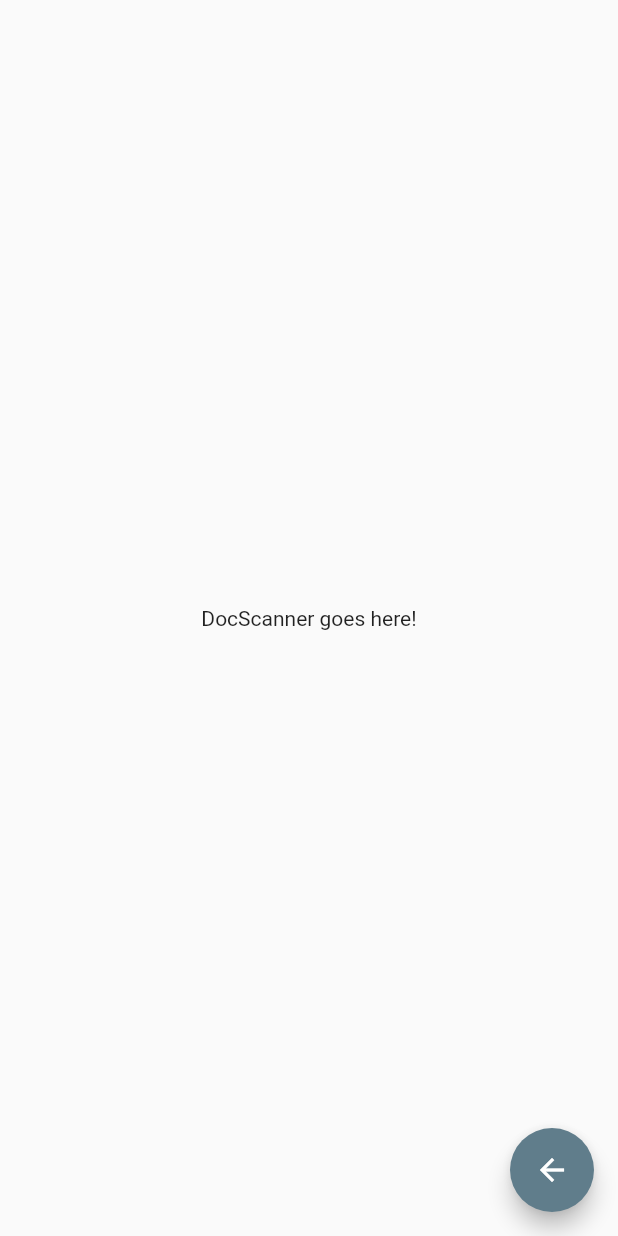
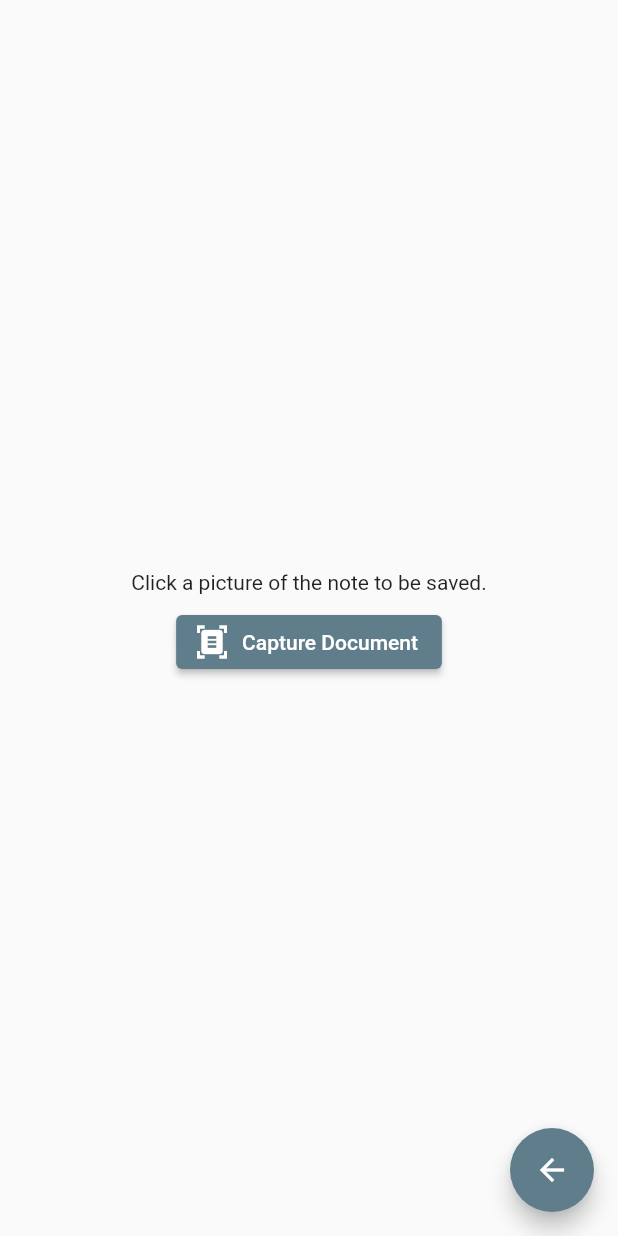
Before and after one commit to silverback-robot/lastpage-android, a Flutter app: the ScanDoc screen opened by its route, on a phone screen of 412 x 824 dp. Run offline on Flutter 3.47's test engine with Material 2 defaults, Android fonts, the phone set to English and light mode, and no system bars; our stand-ins replace cloud_firestore, firebase_auth, firebase_core, firebase_storage, image_picker; accounts and stored records are empty.

Commit message:
Added ImagePicker and display captured image on screen

```diff
--- a/lib/screens/scan_doc.dart
+++ b/lib/screens/scan_doc.dart
@@ -1,15 +1,54 @@
-import 'package:flutter/cupertino.dart';
+import 'dart:io';
 import 'package:flutter/material.dart';
+import 'package:image_picker/image_picker.dart';
 
-class ScanDoc extends StatelessWidget {
+class ScanDoc extends StatefulWidget {
   const ScanDoc({Key? key}) : super(key: key);
+
+  @override
+  State<ScanDoc> createState() => _ScanDocState();
+}
+
+class _ScanDocState extends State<ScanDoc> {
+  final List<File> _capturedDocs = [];
+
+  void _captureDoc() async {
+    var picker = ImagePicker();
+    var capturedDoc = await picker.pickImage(
+        source: ImageSource.camera,
+        maxHeight: 1080,
+        preferredCameraDevice: CameraDevice.rear);
+    setState(() {
+      _capturedDocs.add(File(capturedDoc!.path));
+    });
+  }
 
   @override
   Widget build(BuildContext context) {
     return Scaffold(
-      body: const Center(
-        child: Text(
-          "DocScanner goes here!",
+      body: Center(
+        child: SingleChildScrollView(
+          child: Column(
+            children: [
+              Container(
+                padding: const EdgeInsets.all(
+                  8,
+                ),
+                child: _capturedDocs.isNotEmpty
+                    ? Image.file(_capturedDocs.first)
+                    : const Text("Click a picture of the note to be saved."),
+              ),
+              ElevatedButton.icon(
+                onPressed: _captureDoc,
+                icon: const Icon(
+                  Icons.document_scanner,
+                ),
+                label: const Text(
+                  "Capture Document",
+                ),
+              )
+            ],
+          ),
         ),
       ),
       floatingActionButton: FloatingActionButton(
```
